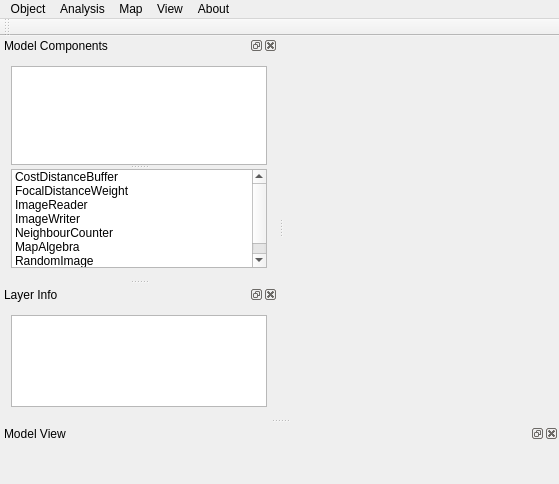
The window that gui/otbmodellerwin.ui (manaakiwhenua/LUMASS) describes before a commit, drawn with Qt 5.
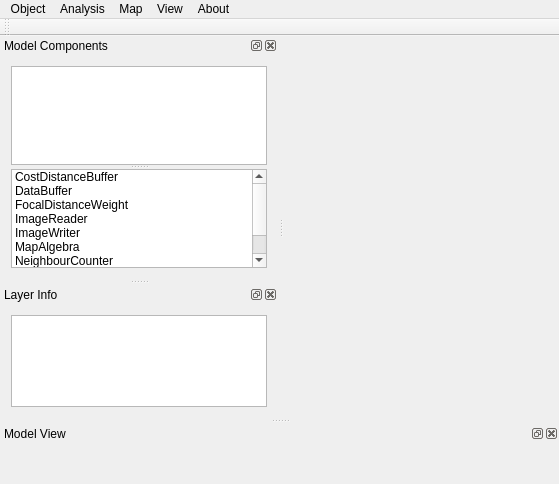
The same window after the commit. Custom widgets are drawn as their Qt base class.

Commit message: enh: separated GUI access of loading of rasdaman vs. GDAL-based images

Diff of the .ui file:
```diff
--- a/gui/otbmodellerwin.ui
+++ b/gui/otbmodellerwin.ui
@@ -179,6 +179,11 @@
           <string>CostDistanceBuffer</string>
          </property>
         </item>
+        <item>
+         <property name="text">
+          <string>DataBuffer</string>
+         </property>
+        </item>
         <item>
          <property name="text">
           <string>FocalDistanceWeight</string>
@@ -194,16 +199,16 @@
           <string>ImageWriter</string>
          </property>
         </item>
-        <item>
-         <property name="text">
-          <string>NeighbourCounter</string>
-         </property>
-        </item>
         <item>
          <property name="text">
           <string>MapAlgebra</string>
          </property>
         </item>
+        <item>
+         <property name="text">
+          <string>NeighbourCounter</string>
+         </property>
+        </item>
         <item>
          <property name="text">
           <string>RandomImage</string>
```
Left out of the diff: 11 changed lines with no effect on the pictures.
